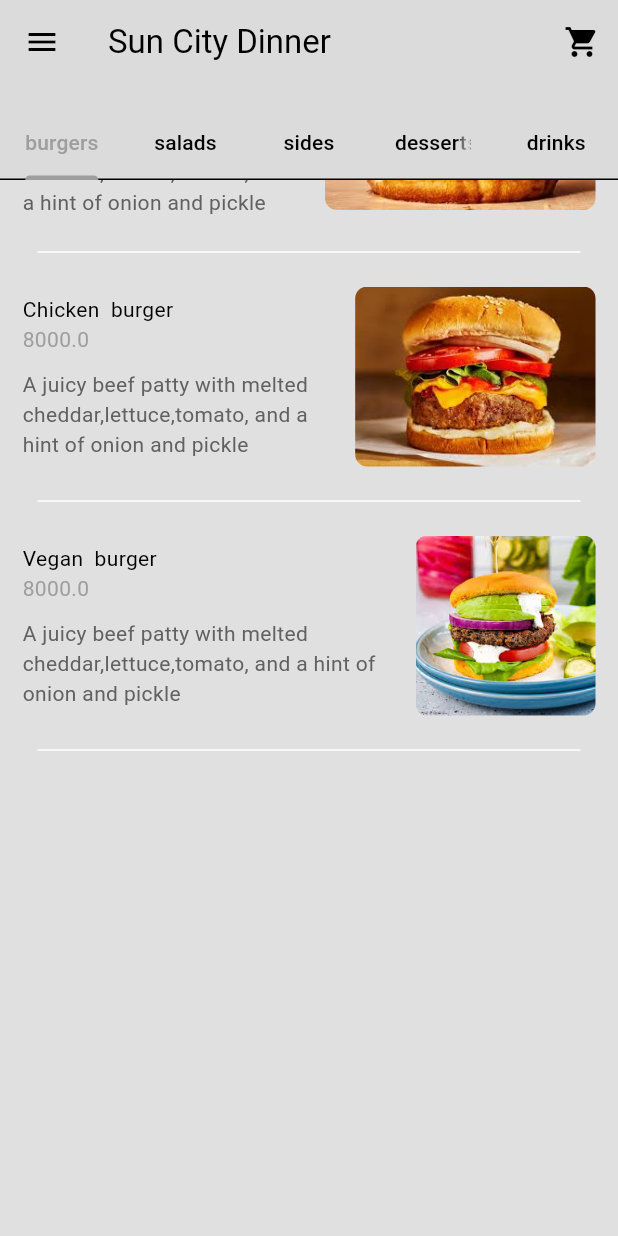
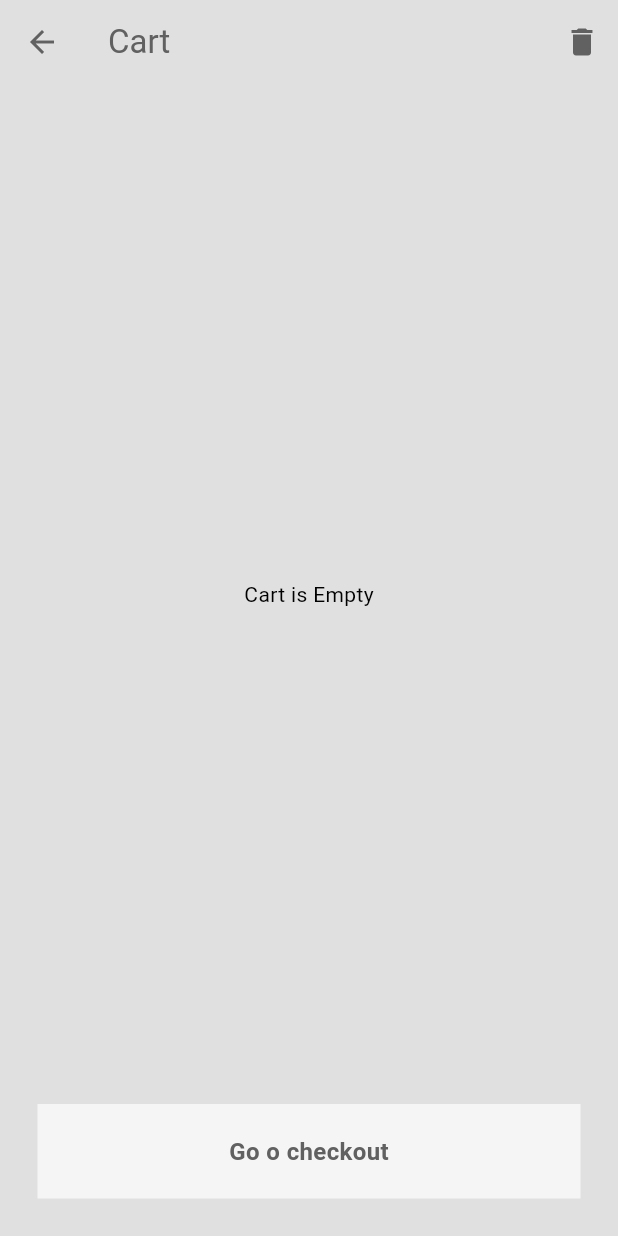
Before and after one commit to izerekerie/food_delivery, a Flutter app: the HomePage screen opened directly, scrolled down 340 dp, after a tap on the "shopping cart" icon, on a phone screen of 412 x 824 dp. Run offline on Flutter 3.47's test engine with Material 3 defaults, Android fonts, the phone set to English and light mode, and no system bars; our stand-ins replace flutter_credit_card.

Commit message:
add: cart page and credit form

```diff
--- a/lib/components/my_silver_app_bar.dart
+++ b/lib/components/my_silver_app_bar.dart
@@ -1,4 +1,5 @@
 import 'package:flutter/material.dart';
+import 'package:food_delivery/pages/cart_page.dart';
 
 class MySilverAppBar extends StatelessWidget {
   final Widget child;
@@ -17,7 +18,14 @@ class MySilverAppBar extends StatelessWidget {
       collapsedHeight: 120,
       floating: false,
       pinned: true,
-      actions: [IconButton(onPressed: () {}, icon: Icon(Icons.shopping_cart))],
+      actions: [
+        IconButton(
+            onPressed: () {
+              Navigator.push(context,
+                  MaterialPageRoute(builder: (context) => const CartPage()));
+            },
+            icon: Icon(Icons.shopping_cart))
+      ],
       backgroundColor: Theme.of(context).colorScheme.surface,
       title: Text('Sun City Dinner'),
       flexibleSpace: FlexibleSpaceBar(
--- a/lib/models/restaurant.dart
+++ b/lib/models/restaurant.dart
@@ -180,6 +180,7 @@ class Restaurant extends ChangeNotifier {
   //GETTERS
 
   List<Food> get menu => _menu;
+  List<CartItem> get cart => _cart;
 
 //  OPERATIONS
 // user cart
--- /dev/null
+++ b/lib/pages/cart_page.dart
@@ -0,0 +1,93 @@
+import 'package:flutter/material.dart';
+import 'package:food_delivery/components/my_button.dart';
+import 'package:food_delivery/components/my_cart_tile.dart';
+import 'package:food_delivery/models/restaurant.dart';
+import 'package:food_delivery/pages/payment_page.dart';
+import 'package:provider/provider.dart';
+
+class CartPage extends StatelessWidget {
+  const CartPage({super.key});
+
+  @override
+  Widget build(BuildContext context) {
+    return Consumer<Restaurant>(
+      builder: (context, restaurant, child) {
+        //cart
+        final userCart = restaurant.cart;
+        //scaffold ui
+        return Scaffold(
+          appBar: AppBar(
+            title: const Text('Cart'),
+            foregroundColor: Theme.of(context).colorScheme.inversePrimary,
+            actions: [
+              IconButton(
+                  onPressed: () {
+                    showDialog(
+                        context: context,
+                        builder: (context) => AlertDialog(
+                              title: const Text(
+                                  'Are you sure you want to clear the cart'),
+                              actions: [
+                                TextButton(
+                                  onPressed: () => Navigator.pop(context),
+                                  child: const Text("Cancel"),
+                                ),
+                                TextButton(
+                                  onPressed: () {
+                                    Navigator.pop(context);
+                                    restaurant.clearCart();
+                                  },
+                                  child: const Text("Yes"),
+                                ),
+                              ],
+                            ));
+                  },
+                  icon: const Icon(Icons.delete))
+            ],
+          ),
+          body: Column(
+            children: [
+              // list of cart
+
+              Expanded(
+                child: Column(
+                  children: [
+                    userCart.isEmpty
+                        ? const Expanded(
+                            child: Center(child: Text('Cart is Empty')),
+                          )
+                        : Expanded(
+                            child: ListView.builder(
+                            itemCount: userCart.length,
+                            itemBuilder: (context, index) {
+                              //get individual cart item
+                              final cartItem = userCart[index];
+                              //return cart title UI
+                              return MyCartTile(
+                                cartItem: cartItem,
+                              );
+                            },
+                          ))
+                  ],
+                ),
+              ),
+
+              // button to pay
+
+              MyButton(
+                  text: 'Go o checkout',
+                  onTap: () => Navigator.push(
+                      context,
+                      MaterialPageRoute(
+                        builder: (context) => const PaymentPage(),
+                      ))),
+              const SizedBox(
+                height: 25,
+              ),
+            ],
+          ),
+        );
+      },
+    );
+  }
+}
--- a/pubspec.yaml
+++ b/pubspec.yaml
@@ -36,6 +36,7 @@ dependencies:
   # Use with the CupertinoIcons class for iOS style icons.
   cupertino_icons: ^1.0.6
   collection: ^1.18.0
+  flutter_credit_card: ^4.0.1
 
 dev_dependencies:
   flutter_test:
```
Also changed, not shown: lib/components/my_cart_tile.dart (added, +106 -0 lines), lib/components/my_quantity_selector.dart (added, +60 -0 lines), lib/components/my_receipt.dart (added, +31 -0 lines), lib/pages/delivery_progress_page.dart (added, +19 -0 lines), lib/pages/payment_page.dart (added, +102 -0 lines), pubspec.lock.
